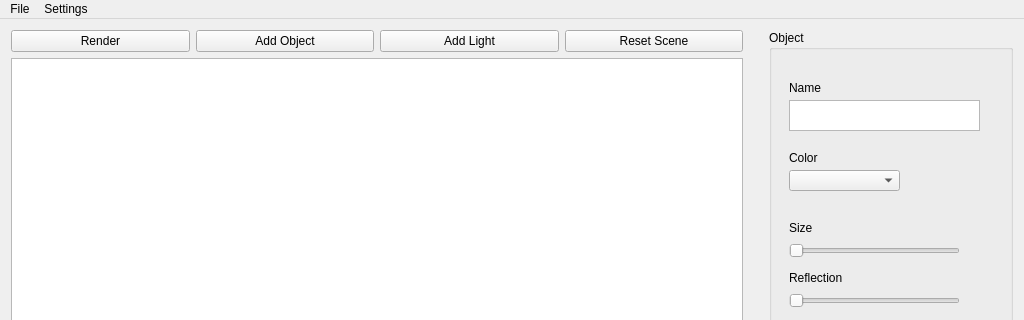
Qt form mainwindow.ui (Jamiroquai88/ITU) before a commit; both pictures show x 0 to 1024 and y 0 to 320 of the 1024 by 768 pixel window.
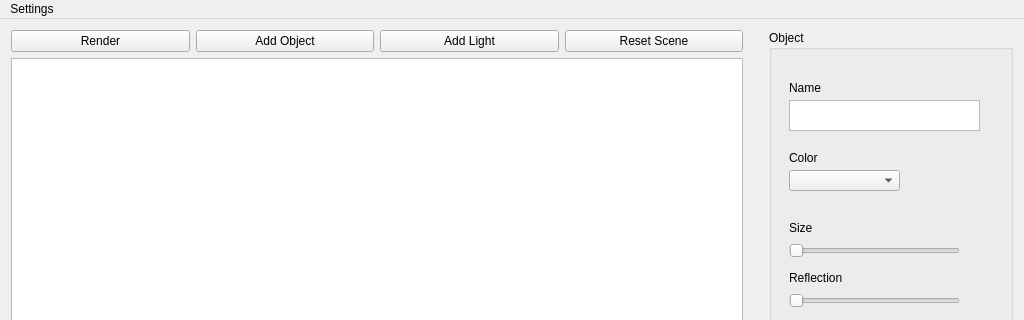
The same form after that commit.

Commit message: added menu button

The edit to the form file:
```diff
--- a/mainwindow.ui
+++ b/mainwindow.ui
@@ -245,23 +245,12 @@
      <height>20</height>
     </rect>
    </property>
-   <widget class="QMenu" name="menuFile">
-    <property name="title">
-     <string>File</string>
-    </property>
-    <addaction name="actionNew_Scene"/>
-    <addaction name="actionLoad_Scene"/>
-    <addaction name="actionSave_Scene"/>
-    <addaction name="actionSave_Scene_As"/>
-    <addaction name="actionExit"/>
-   </widget>
    <widget class="QMenu" name="menuSettings">
     <property name="title">
      <string>Settings</string>
     </property>
     <addaction name="actionRender_Settings"/>
    </widget>
-   <addaction name="menuFile"/>
    <addaction name="menuSettings"/>
   </widget>
   <widget class="QStatusBar" name="statusBar"/>
```
Left out of the diff: 15 changed lines with no effect on the pictures. The commit also changes 2 other files.
